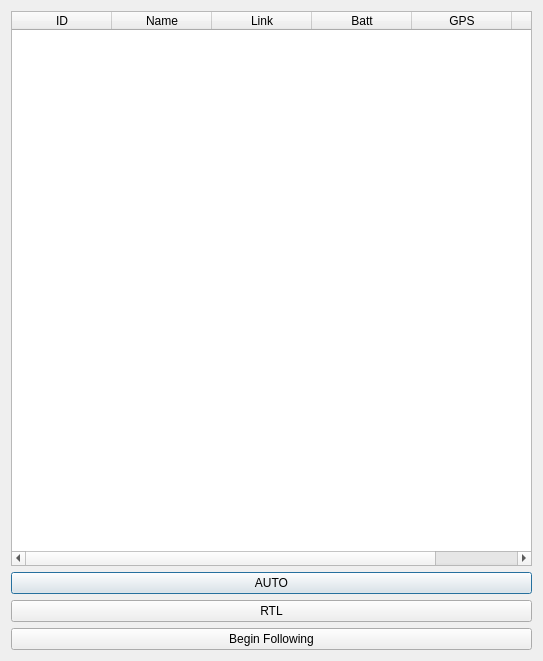
Old version of the form SwarmCommander/modules/sc_qt_gui/dashboardDialog.ui in the repository jaymonty/swarmcommander.
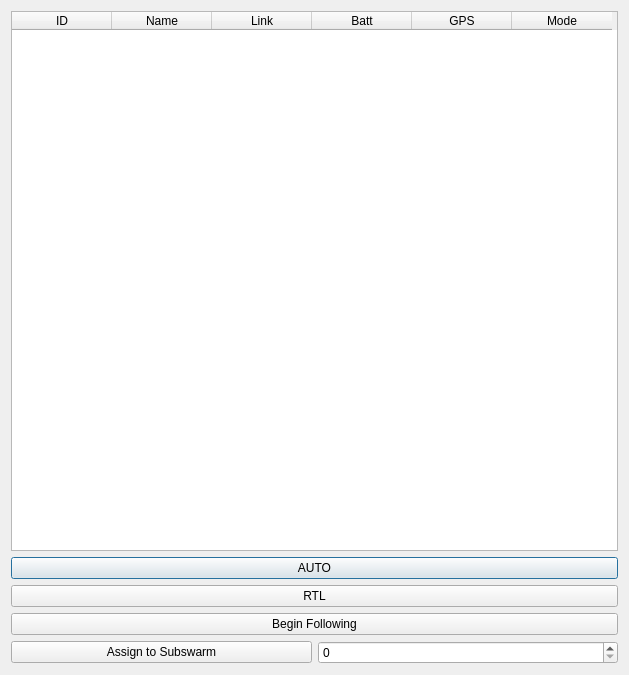
New version of the form.

Commit message:
SUBSWARM:  Added subswarm assignment to the dashboard
Added a button and spinBox to the dashboard to assign vehicles to subswarms.
The functionality of the table was changed to allow the selection of multiple
rows to allow the assignment of multiple aircraft to a subswarm with a single
button push.  The behavior of the Start Following button was modified some
to prevent sending a message to an aircraft when nothing is selected.  The
change also allows selection of multiple aircraft to which a start following
message will be sent.

The edit to the form file:
```diff
--- a/SwarmCommander/modules/sc_qt_gui/dashboardDialog.ui
+++ b/SwarmCommander/modules/sc_qt_gui/dashboardDialog.ui
@@ -6,13 +6,15 @@
    <rect>
     <x>0</x>
     <y>0</y>
-    <width>543</width>
-    <height>661</height>
+    <width>629</width>
+    <height>675</height>
    </rect>
   </property>
   <property name="windowTitle">
    <string>Dashboard</string>
   </property>
+  <layout class="QVBoxLayout" name="verticalLayout_2">
+   <item>
   <layout class="QVBoxLayout" name="verticalLayout">
    <item>
     <widget class="QTableWidget" name="tableWidget">
@@ -68,6 +70,26 @@
       <string>Begin Following</string>
      </property>
     </widget>
+     </item>
+    </layout>
+   </item>
+   <item>
+    <layout class="QHBoxLayout" name="horizontalLayout">
+     <item>
+      <widget class="QPushButton" name="btn_setSubswarm">
+       <property name="text">
+        <string>Assign to Subswarm</string>
+       </property>
+      </widget>
+     </item>
+     <item>
+      <widget class="QSpinBox" name="spin_setSubswarm">
+       <property name="maximum">
+        <number>50</number>
+       </property>
+      </widget>
+     </item>
+    </layout>
    </item>
   </layout>
  </widget>
```
Left out of the diff: 3 changed lines with no effect on the pictures. Lines whose indentation alone changed are shown as unchanged. The commit also changes 3 other files.
